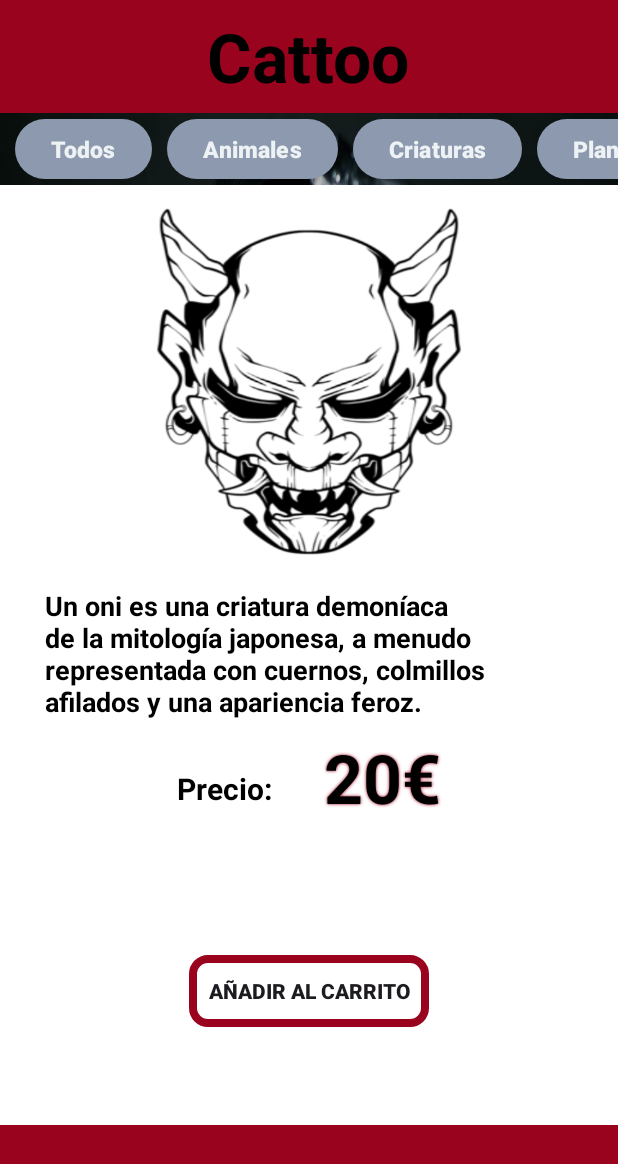
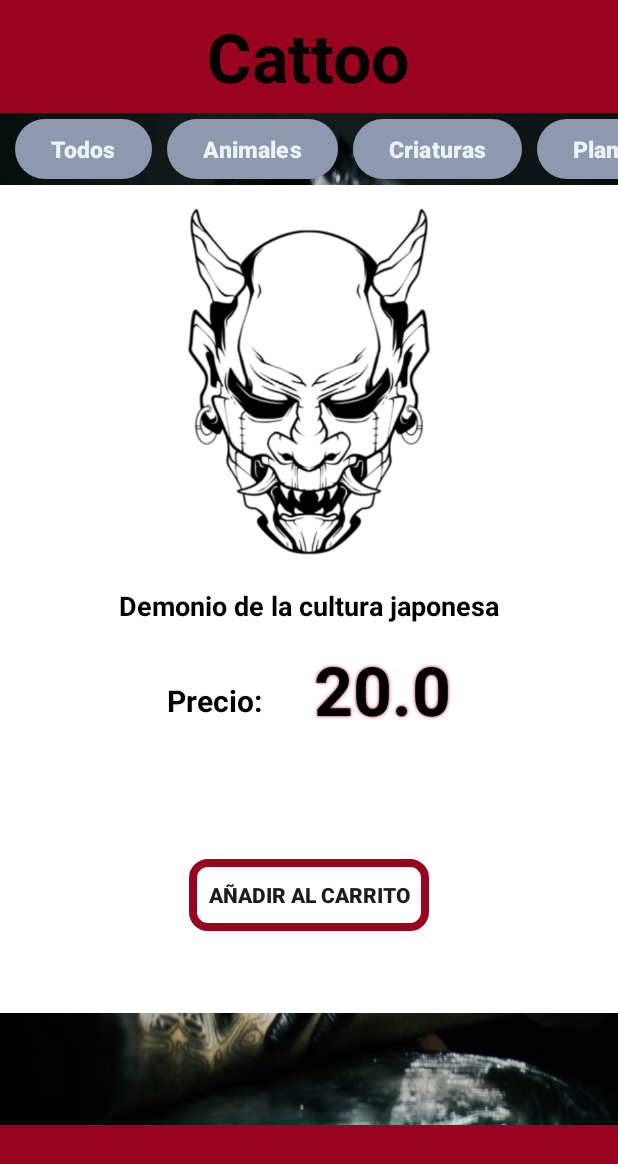
Before and after one commit to Yeraaay/Proyecto_Prueba, an Android app: the UsuariosRegistrados screen opened directly, with no data from a screen before it, after a tap on "ONI", on a phone screen of 412 x 824 dp. Shown: the top 1164 px of the screen. Run offline under Robolectric (Android 15) with nearby library versions, the phone set to English and light mode, and no system bars.

Commit message:
Tarjetas Interior finalizadas

```diff
--- a/Tattos/app/src/main/java/com/example/proyectotatto/DbTattos.java
+++ b/Tattos/app/src/main/java/com/example/proyectotatto/DbTattos.java
@@ -25,7 +25,7 @@ public class DbTattos extends DBHelper {
         if (cursorTatto.moveToFirst()) {
             do {
                 tatuaje = new Tatuaje();
-                tatuaje.setId(cursorTatto.getInt(0));
+
                 tatuaje.setNombre(cursorTatto.getString(1));
                 tatuaje.setImagen(cursorTatto.getString(2));
                 tatuaje.setPrecio(cursorTatto.getInt(3));
@@ -52,7 +52,7 @@ public class DbTattos extends DBHelper {
         if (cursorTatto.moveToFirst()) {
             do {
                 tatuaje = new Tatuaje();
-                tatuaje.setId(cursorTatto.getInt(0));
+
                 tatuaje.setNombre(cursorTatto.getString(1));
                 tatuaje.setImagen(cursorTatto.getString(2));
                 tatuaje.setPrecio(cursorTatto.getInt(3));
--- a/Tattos/app/src/main/java/com/example/proyectotatto/InteriorCarta1.java
+++ b/Tattos/app/src/main/java/com/example/proyectotatto/InteriorCarta1.java
@@ -1,33 +1,89 @@
 package com.example.proyectotatto;
 
+import android.annotation.SuppressLint;
 import android.content.Intent;
+import android.database.Cursor;
+import android.database.sqlite.SQLiteDatabase;
 import android.os.Bundle;
+import android.view.LayoutInflater;
+import android.view.View;
+import android.view.ViewGroup;
+import android.widget.ImageView;
+import android.widget.TextView;
+import android.widget.Toast;
 
 import androidx.fragment.app.Fragment;
 
-import android.view.LayoutInflater;
-import android.view.View;
-import android.view.ViewGroup;
-import android.widget.Button;
+import java.util.ArrayList;
 
 public class InteriorCarta1 extends Fragment {
 
-    Button invitadoCompra;
+    private OnCategoriaSelectedListener categoriaSelectedListener;
+    private SQLiteDatabase db;
+    private ArrayList<Tatuaje> listaTatto = new ArrayList<>();
+    ImageView imagen;
+    TextView descrip;
+    TextView precio;
 
     public View onCreateView(LayoutInflater inflater, ViewGroup container,
                              Bundle savedInstanceState) {
         View root = inflater.inflate(R.layout.fragment_interior_carta1, container, false);
 
-        invitadoCompra = root.findViewById(R.id.botonCarrito);
+        DBHelper dbHelper = new DBHelper(getContext());
+        db = dbHelper.getReadableDatabase();
 
-        invitadoCompra.setOnClickListener(new View.OnClickListener() {
-            @Override
-            public void onClick(View v) {
-                Intent intent = new Intent(getActivity(), loginActivity.class);
-                startActivity(intent);
-            }
-        });
+        imagen = root.findViewById(R.id.imagen);
+        descrip = root.findViewById(R.id.textViewDescripción);
+        precio = root.findViewById(R.id.textViewPrecio);
+
+        // Obtener el nombre del tatuaje seleccionado del Bundle
+        String nombreTatuaje = getArguments().getString("nombreTatuaje");
+
+        // Consultar los datos del tatuaje según el nombre
+        Cursor cursor = db.rawQuery("SELECT * FROM " + DBHelper.TABLE_TATUAJES + " WHERE nombre = ?", new String[]{nombreTatuaje});
+        if (cursor.moveToNext()) {
+            @SuppressLint("Range") String imagenResourceId = cursor.getString(cursor.getColumnIndex("imagen_resource_id"));
+            @SuppressLint("Range") double precioTatuaje = cursor.getDouble(cursor.getColumnIndex("precio"));
+            @SuppressLint("Range") String descripcionTatuaje = cursor.getString(cursor.getColumnIndex("descripcion"));
+
+            Tatuaje tatuaje = new Tatuaje(nombreTatuaje, "", imagenResourceId, precioTatuaje, descripcionTatuaje);
+            listaTatto.add(tatuaje);
+            cargarDatosTatuaje(tatuaje);
+        }
+
+        cursor.close();
 
         return root;
     }
+
+    // Método para establecer el listener desde la actividad
+    public void setOnCategoriaSelectedListener(OnCategoriaSelectedListener listener) {
+        this.categoriaSelectedListener = listener;
+    }
+
+
+    private void cargarDatosTatuaje(Tatuaje tatuaje) {
+        String nombreTatuajeE = tatuaje.getNombre();
+        if ("ONI".equals(nombreTatuajeE)) {
+            // Cargar datos para el tatuaje ONI
+            imagen.setImageResource(R.drawable.oni1);
+            descrip.setText(tatuaje.getDescripcion());
+            precio.setText(String.valueOf(tatuaje.getPrecio()));
+        } else if ("FLOR".equals(nombreTatuajeE)) {
+            // Cargar datos para el tatuaje FLOR
+            imagen.setImageResource(R.drawable.flor1);
+            descrip.setText(tatuaje.getDescripcion());
+            precio.setText(String.valueOf(tatuaje.getPrecio()));
+        } else if ("SPIDER".equals(nombreTatuajeE)) {
+            // Cargar datos para el tatuaje SPIDER
+            imagen.setImageResource(R.drawable.arana1);
+            descrip.setText(tatuaje.getDescripcion());
+            precio.setText(String.valueOf(tatuaje.getPrecio()));
+        } else if ("SNAKE".equals(nombreTatuajeE)) {
+            // Cargar datos para el tatuaje SNAKE
+            imagen.setImageResource(R.drawable.serpiente1);
+            descrip.setText(tatuaje.getDescripcion());
+            precio.setText(String.valueOf(tatuaje.getPrecio()));
+        }
+    }
 }
--- /dev/null
+++ b/Tattos/app/src/main/java/com/example/proyectotatto/OnCategoriaSelectedListener.java
@@ -0,0 +1,5 @@
+package com.example.proyectotatto;
+
+public interface OnCategoriaSelectedListener {
+    void onCategoriaSelected(String categoria);
+}
--- a/Tattos/app/src/main/java/com/example/proyectotatto/Tatuaje.java
+++ b/Tattos/app/src/main/java/com/example/proyectotatto/Tatuaje.java
@@ -1,11 +1,11 @@
 package com.example.proyectotatto;
 
 public class Tatuaje {
-    private long id;
+    //private long id;
     private String nombre;
     private String categoria;
     private String imagen;
-    private int precio;
+    private double precio;
     private String descripcion;
 
     // Constructor
@@ -14,8 +14,8 @@ public class Tatuaje {
 
     }
 
-    public Tatuaje(long id, String nombre, String categoria, String imagen, int precio, String descripcion) {
-        this.id = id;
+    public Tatuaje(String nombre, String categoria, String imagen, double precio, String descripcion) {
+
         this.nombre = nombre;
         this.categoria = categoria;
         this.imagen = imagen;
@@ -25,13 +25,13 @@ public class Tatuaje {
 
     // Getters y setters
 
-    public long getId() {
-        return id;
-    }
+    //public long getId() {
+    //    return id;
+    //}
 
-    public void setId(long id) {
-        this.id = id;
-    }
+   // public void setId(long id) {
+       // this.id = id;
+   // }
 
     public String getNombre() {
         return nombre;
@@ -57,7 +57,7 @@ public class Tatuaje {
         this.imagen = imagen;
     }
 
-    public int getPrecio() {
+    public double getPrecio() {
         return precio;
     }
 
--- a/Tattos/app/src/main/java/com/example/proyectotatto/TatuajeAdapter.java
+++ b/Tattos/app/src/main/java/com/example/proyectotatto/TatuajeAdapter.java
@@ -1,8 +1,8 @@
 package com.example.proyectotatto;
 
 import android.annotation.SuppressLint;
-import android.content.Context;
 import android.content.Intent;
+import android.os.Bundle;
 import android.view.LayoutInflater;
 import android.view.View;
 import android.view.ViewGroup;
@@ -23,7 +23,7 @@ public class TatuajeAdapter extends RecyclerView.Adapter<TatuajeAdapter.ViewHold
     private ArrayList<Tatuaje> listaTatto;
     private String fragmentType;
 
-    public TatuajeAdapter(ArrayList<Tatuaje> listaTattos,String fragmentType) {
+    public TatuajeAdapter(ArrayList<Tatuaje> listaTattos, String fragmentType) {
         this.listaTatto = listaTattos;
         this.fragmentType = fragmentType;
     }
@@ -56,19 +56,23 @@ public class TatuajeAdapter extends RecyclerView.Adapter<TatuajeAdapter.ViewHold
             public void onClick(View v) {
                 String categoria = tatuaje.getNombre();
 
-                // Lógica condicional según el fragmento
-                if ("FragmentCartas".equals(fragmentType)) {
-                    Intent intent = new Intent(holder.itemView.getContext(), loginActivity.class);
-                    holder.itemView.getContext().startActivity(intent);
-                    Toast.makeText(holder.itemView.getContext(), "Debes iniciar sesion para continuar", Toast.LENGTH_SHORT).show();
-                } else if ("registradoFragmentCartas".equals(fragmentType) && "ONI".equals(categoria)) {
-                    // Reemplazar el fragmento actual con interiorCarta1
-                    FragmentManager fragmentManager = ((AppCompatActivity) holder.itemView.getContext()).getSupportFragmentManager();
-                    FragmentTransaction fragmentTransaction = fragmentManager.beginTransaction();
-                    fragmentTransaction.replace(R.id.fragmentContainerView2, new InteriorCarta1());
-                    fragmentTransaction.addToBackStack(null);  // Para permitir retroceder al fragmento anterior
-                    fragmentTransaction.commit();
-                }
+                // Obtener el FragmentManager
+                FragmentManager fragmentManager = ((AppCompatActivity) holder.itemView.getContext()).getSupportFragmentManager();
+                // Iniciar una nueva transacción de fragmento
+                FragmentTransaction fragmentTransaction = fragmentManager.beginTransaction();
+
+                // Crear una instancia de InteriorCarta1
+                InteriorCarta1 interiorCarta1 = new InteriorCarta1();
+                // Crear un Bundle para pasar datos al fragmento
+                Bundle args = new Bundle();
+                // Pasar el nombre del tatuaje seleccionado al fragmento
+                args.putString("nombreTatuaje", categoria);
+                interiorCarta1.setArguments(args);
+
+                // Reemplazar el fragmento actual con InteriorCarta1
+                fragmentTransaction.replace(R.id.fragmentContainerView2, interiorCarta1);
+                fragmentTransaction.addToBackStack(null);
+                fragmentTransaction.commit();
             }
         });
     }
--- a/Tattos/app/src/main/java/com/example/proyectotatto/UsuariosRegistrados.java
+++ b/Tattos/app/src/main/java/com/example/proyectotatto/UsuariosRegistrados.java
@@ -1,13 +1,15 @@
 package com.example.proyectotatto;
 
 import androidx.appcompat.app.AppCompatActivity;
+import android.os.Bundle;
+import android.util.Log;
+import android.view.View;
+import android.widget.Button;
 import androidx.fragment.app.Fragment;
 
-import android.os.Bundle;
-import android.view.View;
-import android.widget.Button;
+import com.example.proyectotatto.OnCategoriaSelectedListener;
 
-public class UsuariosRegistrados extends AppCompatActivity {
+public class UsuariosRegistrados extends AppCompatActivity implements OnCategoriaSelectedListener {
 
     Button btnTodos, btnAnimales, btnCriaturas, btnPlantas, btnAnime;
 
@@ -65,17 +67,27 @@ public class UsuariosRegistrados extends AppCompatActivity {
                     .replace(R.id.fragmentContainerView2, new registradoFragmentCartas())
                     .commit();
         }
+
+        // Asegúrate de establecer el listener en el fragmento cuando lo creas o cuando sea apropiado
+        // Por ejemplo, después de instanciar InteriorCarta1 en algún lugar de tu código
+        InteriorCarta1 interiorCarta1Fragment = new InteriorCarta1();
+        interiorCarta1Fragment.setOnCategoriaSelectedListener(this);
     }
 
+    @Override
     public void onCategoriaSelected(String categoria) {
         // Obtener el fragmento actual
-        registradoFragmentCartas fragment = (registradoFragmentCartas) getSupportFragmentManager().findFragmentById(R.id.fragmentContainerView2);
+        Fragment currentFragment = getSupportFragmentManager().findFragmentById(R.id.fragmentContainerView2);
 
-        // Verificar si el fragmento es nulo
-        if (fragment != null) {
-            // Llamar al método en el fragmento para cambiar la categoría
-            fragment.cambiarCategoriaR(categoria);
+        // Verificar si el fragmento es nulo y es de tipo registradoFragmentCartas
+        if (currentFragment instanceof registradoFragmentCartas) {
+            // Realizar el casting y llamar al método en el fragmento para cambiar la categoría
+            registradoFragmentCartas fragmentCartas = (registradoFragmentCartas) currentFragment;
+            fragmentCartas.cambiarCategoriaR(categoria);
+        } else {
+            // Manejar la situación cuando el fragmento actual no es del tipo esperado
+            Log.e("UsuariosRegistrados", "El fragmento actual no es de tipo registradoFragmentCartas");
+            // Puedes agregar un manejo específico o lanzar una excepción según tus necesidades
         }
     }
-
 }
--- a/Tattos/app/src/main/res/layout/activity_usuarios_registrados.xml
+++ b/Tattos/app/src/main/res/layout/activity_usuarios_registrados.xml
@@ -52,6 +52,7 @@
                 android:scrollbars="none">
 
                 <LinearLayout
+                    android:id="@+id/layoutNav"
                     android:layout_width="wrap_content"
                     android:layout_height="match_parent"
                     android:gravity="bottom"
@@ -113,7 +114,7 @@
             <FrameLayout
                 android:id="@+id/fragmentContainerView2"
                 android:layout_width="match_parent"
-                android:layout_height="match_parent"
+                android:layout_height="552dp"
                 android:orientation="vertical"></FrameLayout>
         </LinearLayout>
     </LinearLayout>
--- a/Tattos/app/src/main/res/layout/fragment_interior_carta1.xml
+++ b/Tattos/app/src/main/res/layout/fragment_interior_carta1.xml
@@ -20,12 +20,11 @@
             android:gravity="center_horizontal"
             android:orientation="vertical">
 
-            <TextView
-                android:id="@+id/textViewOni"
+            <ImageView
+                android:id="@+id/imagen"
                 android:layout_width="204dp"
                 android:layout_height="231dp"
-                android:layout_marginTop="15dp"
-                android:background="@drawable/oni1" />
+                android:layout_marginTop="15dp" />
 
             <TextView
                 android:id="@+id/textViewDescripción"
@@ -56,7 +55,7 @@
                     android:textStyle="bold" />
 
                 <TextView
-                    android:id="@+id/textView15"
+                    android:id="@+id/textViewPrecio"
                     android:layout_width="wrap_content"
                     android:layout_height="wrap_content"
                     android:layout_marginBottom="7dp"
```
Also changed, not shown: Tattos/app/src/main/java/com/example/proyectotatto/FragmentCartas.java (+7 -4 lines), 2 other files.
